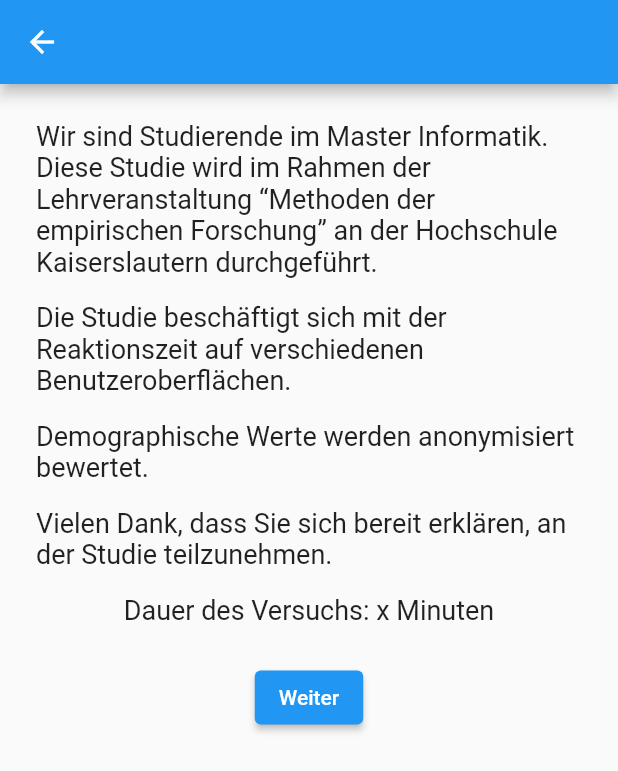
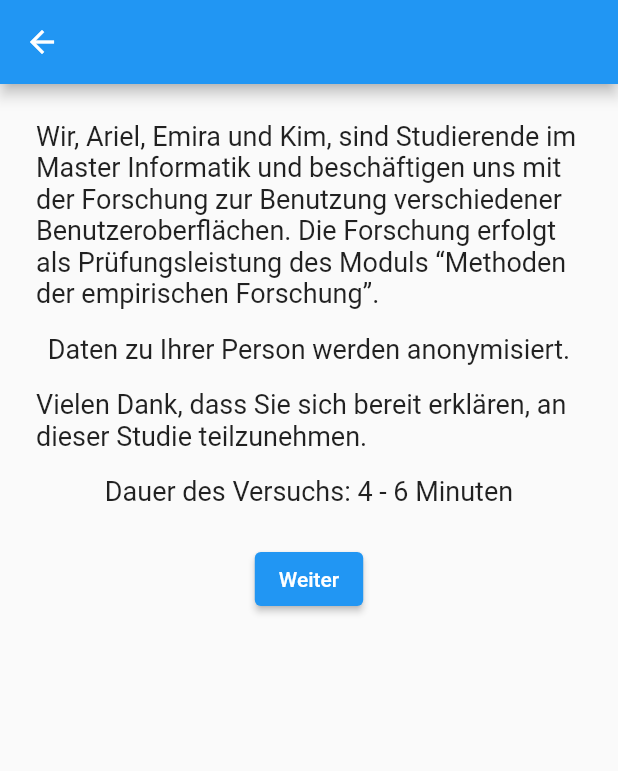
Before and after one commit to arlu0001/mef, a Flutter app: the WelcomeScreen screen opened directly, on a phone screen of 412 x 824 dp. Shown: the top 771 px of the screen. Run offline on Flutter 3.47's test engine with Material 2 defaults, Android fonts, the phone set to English and light mode, and no system bars; missing offline and left inert: universal_html.

Commit message:
Edit information text

```diff
--- a/app/lib/info_screens/trial_example_screen.dart
+++ b/app/lib/info_screens/trial_example_screen.dart
@@ -18,7 +18,7 @@ class TrialExampleScreen extends StatelessWidget {
             children: [
               CustomText(
                   text:
-                      'Sie erhalten im Experiment Rechen-\naufgaben, die schon gelöst worden sind (siehe Beispielaufgabe). Sie sollen entscheiden, ob die Aufgaben richtig oder falsch gelöst worden sind. Das tun Sie, indem Sie so schnell wie möglich einen der beiden Buttons antippen. Insgesamt werden Sie 100 Aufgaben bewerten.'),
+                      'Sie erhalten im Experiment einfache Rechen-\naufgaben, die schon gelöst worden sind (siehe Beispielaufgabe). Sie sollen entscheiden, ob die Aufgaben richtig oder falsch gelöst worden sind. Das tun Sie, indem Sie so schnell wie möglich einen der beiden Buttons antippen. Insgesamt werden Sie 100 Aufgaben bewerten. Bitte suchen Sie sich einen ruhigen Ort, an dem Sie das Experiment durchführen können.'),
               SizedBox(
                 height: 8,
               ),
--- a/app/lib/info_screens/welcome_screen.dart
+++ b/app/lib/info_screens/welcome_screen.dart
@@ -13,24 +13,19 @@ class WelcomeScreen extends StatelessWidget {
           children: [
             CustomText(
                 text:
-                    'Wir sind Studierende im Master Informatik. Diese Studie wird im Rahmen der Lehrveranstaltung “Methoden der empirischen Forschung” an der Hochschule Kaiserslautern durchgeführt.'),
+                    'Wir, Ariel, Emira und Kim, sind Studierende im Master Informatik und beschäftigen uns mit der Forschung zur Benutzung verschiedener Benutzeroberflächen. Die Forschung erfolgt als Prüfungsleistung des Moduls “Methoden der empirischen Forschung”.'),
             SizedBox(
               height: 16,
             ),
-            CustomText(
-                text: 'Die Studie beschäftigt sich mit der Reaktionszeit auf verschiedenen Benutzeroberflächen.'),
+            CustomText(text: 'Daten zu Ihrer Person werden anonymisiert.'),
             SizedBox(
               height: 16,
             ),
-            CustomText(text: 'Demographische Werte werden anonymisiert bewertet.'),
+            CustomText(text: 'Vielen Dank, dass Sie sich bereit erklären, an dieser Studie teilzunehmen.'),
             SizedBox(
               height: 16,
             ),
-            CustomText(text: 'Vielen Dank, dass Sie sich bereit erklären, an der Studie teilzunehmen.'),
-            SizedBox(
-              height: 16,
-            ),
-            CustomText(text: 'Dauer des Versuchs: x Minuten'),
+            CustomText(text: 'Dauer des Versuchs: 4 - 6 Minuten'),
             SizedBox(
               height: 24,
             ),
```
